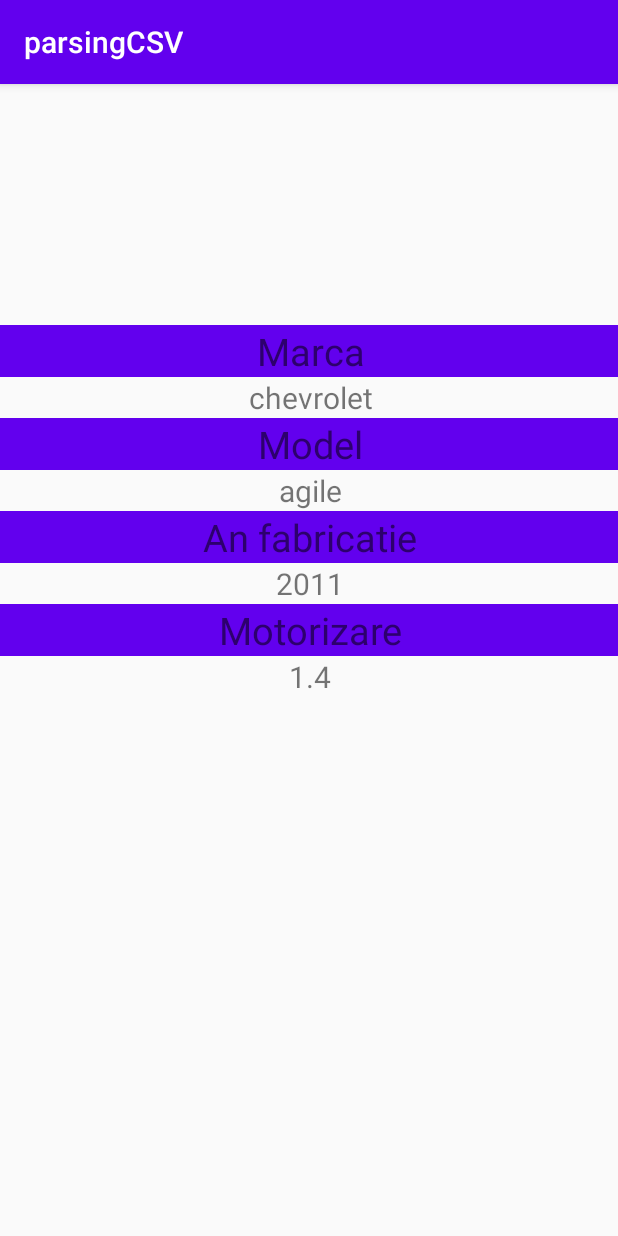
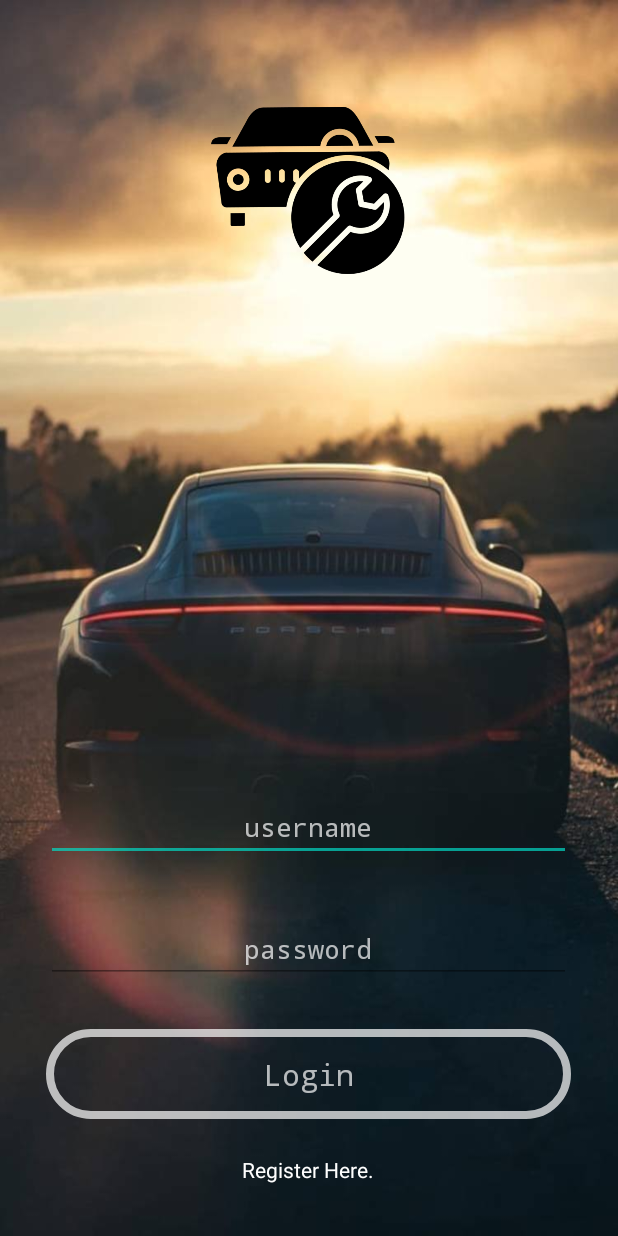
Before and after one commit to AlexandruMihet/parsingCSV, an Android app: the screen it shows after launch (MainActivity), on a phone screen of 412 x 824 dp. Run offline under Robolectric (Android 15) with nearby library versions, the phone set to English and light mode, and no system bars; our stand-ins replace Firebase (no records; nobody signed in at launch, a user with empty details on screens opened directly).

Commit message:
6th commit

```diff
--- a/app/src/main/java/com/whatevervalue/parsingcsv/MainActivity.java
+++ b/app/src/main/java/com/whatevervalue/parsingcsv/MainActivity.java
@@ -1,11 +1,23 @@
 package com.whatevervalue.parsingcsv;
 
+import androidx.annotation.NonNull;
 import androidx.appcompat.app.AppCompatActivity;
 
+import android.content.Intent;
 import android.os.Bundle;
+import android.provider.ContactsContract;
 import android.util.Log;
+import android.view.View;
+import android.view.accessibility.AccessibilityNodeInfo;
+import android.widget.Button;
 import android.widget.TextView;
 import android.widget.Toast;
+
+import com.google.firebase.database.DataSnapshot;
+import com.google.firebase.database.DatabaseError;
+import com.google.firebase.database.DatabaseReference;
+import com.google.firebase.database.FirebaseDatabase;
+import com.google.firebase.database.ValueEventListener;
 
 import java.io.InputStream;
 import java.util.ArrayList;
@@ -19,29 +31,31 @@ public class MainActivity extends AppCompatActivity {
     @Override
     protected void onCreate(Bundle savedInstanceState) {
         super.onCreate(savedInstanceState);
-        setContentView(R.layout.activity_main);
-
+        //setContentView(R.layout.activity_main);
+        setContentView(R.layout.login_activity);
         //conectare la Firebase
-        Toast.makeText(MainActivity.this, "Firebase connection success", Toast.LENGTH_LONG).show();
-        Toast.makeText(MainActivity.this, "Firebase connection success", Toast.LENGTH_LONG).show();
+        // Toast.makeText(MainActivity.this, "Firebase connection success", Toast.LENGTH_LONG).show();
+      /*  Toast.makeText(MainActivity.this, "Firebase connection success", Toast.LENGTH_LONG).show();
         InputStream is = getResources().openRawResource(R.raw.cars_info);
         ReadCars rc = new ReadCars(is);
-        listaMasini=rc.readCarInfo();
+        listaMasini = rc.readCarInfo();
 
         //Log message debug
-        for(Car c:listaMasini)
-            Log.d("MyActivity", "Just created:" +c);
+        for (Car c : listaMasini)
+            Log.d("MyActivity", "Just created:" + c);
 
         //EXEMPLU, preia date de la prima masina din lista si le afiseaza in GUI
         carInfo("car1");
+
+
 
 
     }
 
     //metoda care primeste id-ul masinii si afiseaza info despre acea masina
     private void carInfo(String car) {
-        for(Car c: listaMasini)
-            if(c.getCarID().equals(car)) {
+        for (Car c : listaMasini)
+            if (c.getCarID().equals(car)) {
                 TextView marca = (TextView) findViewById(R.id.txtMarca);
                 TextView model = (TextView) findViewById(R.id.txtModel);
                 TextView an = (TextView) findViewById(R.id.txtAn);
@@ -54,4 +68,8 @@ public class MainActivity extends AppCompatActivity {
             }
     }
 
+
+    }
+*/
+    }
 }
--- /dev/null
+++ b/app/src/main/res/drawable/rounded_btn_login.xml
@@ -0,0 +1,8 @@
+<?xml version="1.0" encoding="utf-8"?>
+<shape xmlns:android="http://schemas.android.com/apk/res/android"
+    android:shape="rectangle">
+
+    <corners android:radius="150dp"/>
+    <stroke android:color="#fff"
+        android:width="5dp"/>
+</shape>
--- /dev/null
+++ b/app/src/main/res/layout/login_activity.xml
@@ -0,0 +1,131 @@
+<?xml version="1.0" encoding="utf-8"?>
+<androidx.constraintlayout.widget.ConstraintLayout
+    xmlns:android="http://schemas.android.com/apk/res/android"
+    xmlns:app="http://schemas.android.com/apk/res-auto"
+    xmlns:tools="http://schemas.android.com/tools"
+    android:layout_width="match_parent"
+    android:layout_height="match_parent"
+    android:background="@drawable/login_img"
+    >
+
+
+    <androidx.constraintlayout.widget.ConstraintLayout
+        android:id="@+id/constraintLayout1"
+        android:layout_width="350dp"
+        android:layout_height="60dp"
+        android:layout_marginBottom="10dp"
+        android:alpha="0.7"
+        app:layout_constraintBottom_toBottomOf="parent"
+        app:layout_constraintEnd_toEndOf="parent"
+        app:layout_constraintHorizontal_bias="0.491"
+        app:layout_constraintStart_toStartOf="parent"
+        app:layout_constraintTop_toTopOf="parent"
+        app:layout_constraintVertical_bias="0.691">
+
+        <EditText
+
+            android:id="@+id/txtUser"
+            android:layout_width="0dp"
+            android:layout_height="wrap_content"
+            android:layout_centerInParent="true"
+            android:hint="username"
+
+            android:textAlignment="center"
+            android:textColor="#fff"
+            android:textColorHint="#fff"
+            android:typeface="monospace"
+            app:layout_constraintBottom_toBottomOf="parent"
+            app:layout_constraintEnd_toEndOf="parent"
+            app:layout_constraintStart_toStartOf="parent"
+            app:layout_constraintTop_toTopOf="parent" />
+
+    </androidx.constraintlayout.widget.ConstraintLayout>
+
+    <androidx.constraintlayout.widget.ConstraintLayout
+        android:id="@+id/constraintLayout2"
+        android:layout_width="350dp"
+        android:layout_height="60dp"
+        android:alpha="0.7"
+        app:layout_constraintBottom_toBottomOf="parent"
+        app:layout_constraintEnd_toEndOf="parent"
+        app:layout_constraintHorizontal_bias="0.491"
+        app:layout_constraintStart_toStartOf="parent"
+        app:layout_constraintTop_toTopOf="parent"
+        app:layout_constraintVertical_bias="0.789">
+
+        <EditText
+
+            android:id="@+id/txtPassword"
+            android:layout_width="0dp"
+            android:layout_height="wrap_content"
+            android:layout_centerInParent="true"
+            android:hint="password"
+            android:inputType="textPassword"
+            android:textAlignment="center"
+            android:textColor="#fff"
+            android:textColorHint="#fff"
+            android:typeface="monospace"
+            app:layout_constraintBottom_toBottomOf="parent"
+            app:layout_constraintEnd_toEndOf="parent"
+            app:layout_constraintStart_toStartOf="parent"
+            app:layout_constraintTop_toTopOf="parent" />
+
+    </androidx.constraintlayout.widget.ConstraintLayout>
+
+    <ImageView
+        android:id="@+id/imageView"
+        android:layout_width="182dp"
+        android:layout_height="142dp"
+        app:layout_constraintBottom_toBottomOf="parent"
+        app:layout_constraintEnd_toEndOf="parent"
+        app:layout_constraintHorizontal_bias="0.497"
+        app:layout_constraintStart_toStartOf="parent"
+        app:layout_constraintTop_toTopOf="parent"
+        app:layout_constraintVertical_bias="0.082"
+        app:srcCompat="@drawable/logo" />
+
+    <androidx.constraintlayout.widget.ConstraintLayout
+        android:id="@+id/constraintLayout3"
+        android:layout_width="350dp"
+        android:layout_height="60dp"
+        android:layout_marginTop="20dp"
+        android:alpha="0.7"
+        android:background="@drawable/rounded_btn_login"
+        app:layout_constraintBottom_toBottomOf="parent"
+        app:layout_constraintEnd_toEndOf="parent"
+        app:layout_constraintHorizontal_bias="0.491"
+        app:layout_constraintStart_toStartOf="parent"
+        app:layout_constraintTop_toTopOf="parent"
+        app:layout_constraintVertical_bias="0.895"
+        >
+
+        <TextView
+            android:id="@+id/btnLogin"
+            android:layout_width="wrap_content"
+            android:layout_height="wrap_content"
+            android:layout_centerInParent="true"
+            android:text="Login"
+            android:textAlignment="center"
+            android:textColor="#fff"
+            android:textSize="20dp"
+            android:typeface="monospace"
+            app:layout_constraintBottom_toBottomOf="parent"
+            app:layout_constraintEnd_toEndOf="parent"
+            app:layout_constraintStart_toStartOf="parent"
+            app:layout_constraintTop_toTopOf="parent" />
+
+    </androidx.constraintlayout.widget.ConstraintLayout>
+
+    <TextView
+        android:id="@+id/textView6"
+        android:layout_width="wrap_content"
+        android:layout_height="wrap_content"
+        android:text="Register Here."
+        android:textColor="#fff"
+        app:layout_constraintBottom_toBottomOf="parent"
+        app:layout_constraintEnd_toEndOf="parent"
+        app:layout_constraintHorizontal_bias="0.498"
+        app:layout_constraintStart_toStartOf="parent"
+        app:layout_constraintTop_toTopOf="parent"
+        app:layout_constraintVertical_bias="0.957" />
+</androidx.constraintlayout.widget.ConstraintLayout>
--- a/app/src/main/res/raw/cars_info.csv
+++ b/app/src/main/res/raw/cars_info.csv
@@ -1,3 +1,3 @@
 CAR_ID,MARK,MODEL,CAR_YEAR,ENGINE_POWER,AUTOMATIC,FUEL_TYPE
 car1,chevrolet,agile,2011,1.4,n,Biodiesel_Ethanol
-car6,volkswagen,polo,2006,1.6,n,Biodiesel_Ethanol
+car6,volkswagen,polo,2006,1.6,n,Biodiesel_Ethan  ol
--- a/app/src/main/res/values/styles.xml
+++ b/app/src/main/res/values/styles.xml
@@ -8,4 +8,19 @@
         <item name="colorAccent">@color/colorAccent</item>
     </style>
 
+    <style name="AppTheme.NoActionBar" parent="Theme.AppCompat.Light.NoActionBar">
+        <!-- Customize your theme here. -->
+        <item name="colorPrimary">@color/colorPrimary</item>
+        <item name="colorPrimaryDark">@color/colorPrimaryDark</item>
+        <item name="colorAccent">@color/colorAccent</item>
+    </style>
+
+    <style name="AppTheme.NoActionBar.NoActionBar">
+        <item name="windowActionBar">false</item>
+        <item name="windowNoTitle">true</item>
+    </style>
+
+    <style name="AppTheme.NoActionBar.AppBarOverlay" parent="ThemeOverlay.AppCompat.Dark.ActionBar" />
+
+    <style name="AppTheme.NoActionBar.PopupOverlay" parent="ThemeOverlay.AppCompat.Light" />
 </resources>
--- a/build.gradle
+++ b/build.gradle
@@ -9,7 +9,7 @@ buildscript {
     }
     dependencies {
         classpath 'com.android.tools.build:gradle:3.6.1'
-        classpath 'com.google.gms:google-services:4.2.0'
+        classpath 'com.google.gms:google-services:4.3.3'
 
 
         // NOTE: Do not place your application dependencies here; they belong
```
Also changed, not shown: app/build.gradle (+10 -0 lines), app/src/main/AndroidManifest.xml (+18 -4 lines), app/src/main/java/com/whatevervalue/parsingcsv/LoginActivity.java (added, +14 -0 lines), app/src/main/java/com/whatevervalue/parsingcsv/RegisterActivity.java (added, +14 -0 lines), app/src/main/res/drawable/side_nav_bar.xml (added, +9 -0 lines), app/src/main/res/layout/activity_main.xml (+11 -0 lines), app/src/main/res/layout/activity_register.xml (added, +174 -0 lines), app/src/main/res/values/strings.xml (+13 -0 lines), app/src/main/res/drawable/blue.jpg (added), app/src/main/res/drawable/cars.jpg (added), app/src/main/res/drawable/login_img.jpg (added), app/src/main/res/drawable/logo.png (added).
